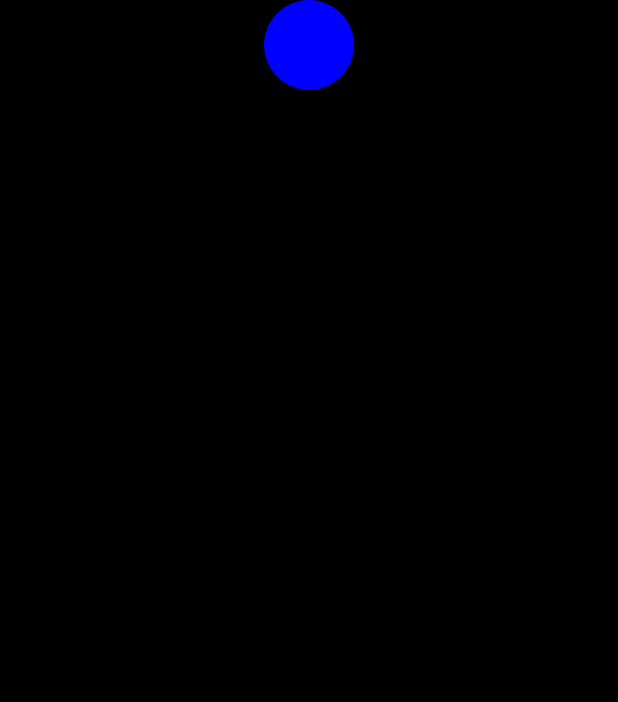
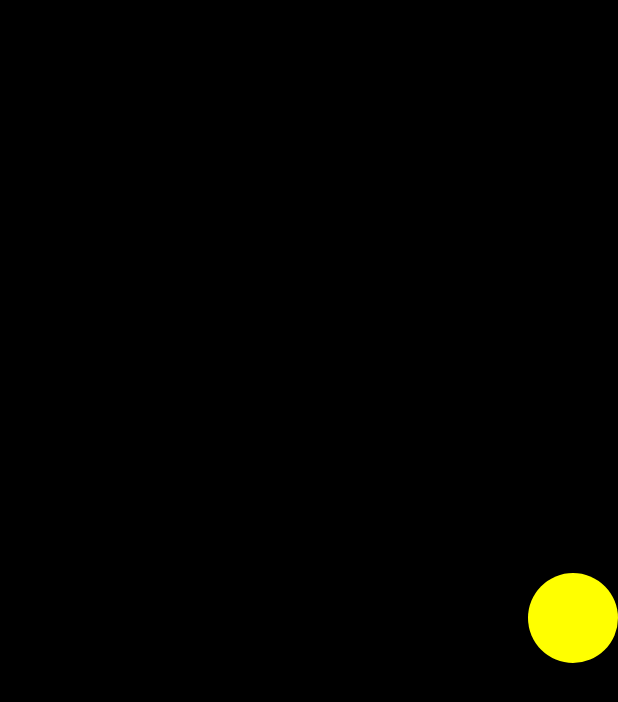
Before and after one commit to S00227414/MADGame, an Android app: the PlayGameActivity screen opened directly, with no data from a screen before it, on a phone screen of 412 x 824 dp. Shown: the top 702 px of the screen. Run offline under Robolectric (Android 15) with nearby library versions, the phone set to English and light mode, and no system bars.

Commit message:
Colours now display randomly.

```diff
--- a/app/src/main/java/com/example/madgame/PlayGameActivity.java
+++ b/app/src/main/java/com/example/madgame/PlayGameActivity.java
@@ -8,11 +8,13 @@ import android.widget.Button;
 import androidx.appcompat.app.AppCompatActivity;
 
 import java.util.ArrayList;
+import java.util.Collections;
 import java.util.List;
 
 public class PlayGameActivity extends AppCompatActivity {
 
     private List<Button> buttons;
+    private List<Integer> buttonSequence;
     private int currentButtonIndex = 0;
 
     @Override
@@ -33,8 +35,19 @@ public class PlayGameActivity extends AppCompatActivity {
         buttons.add(colorRight);
         buttons.add(colorBottom);
 
+        // Create a sequence of button indices in random order
+        createRandomButtonSequence();
+
         // Display colors sequentially
         displayColors();
+    }
+
+    private void createRandomButtonSequence() {
+        buttonSequence = new ArrayList<>();
+        for (int i = 0; i < buttons.size(); i++) {
+            buttonSequence.add(i);
+        }
+        Collections.shuffle(buttonSequence);
     }
 
     private void displayColors() {
@@ -45,9 +58,9 @@ public class PlayGameActivity extends AppCompatActivity {
         handler.postDelayed(new Runnable() {
             @Override
             public void run() {
-                if (currentButtonIndex < buttons.size()) {
+                if (currentButtonIndex < buttonSequence.size()) {
                     hideAllButtons();
-                    showButton(currentButtonIndex);
+                    showButton(buttonSequence.get(currentButtonIndex));
                     currentButtonIndex++;
                     handler.postDelayed(this, delay + showDuration);
                 }
```
